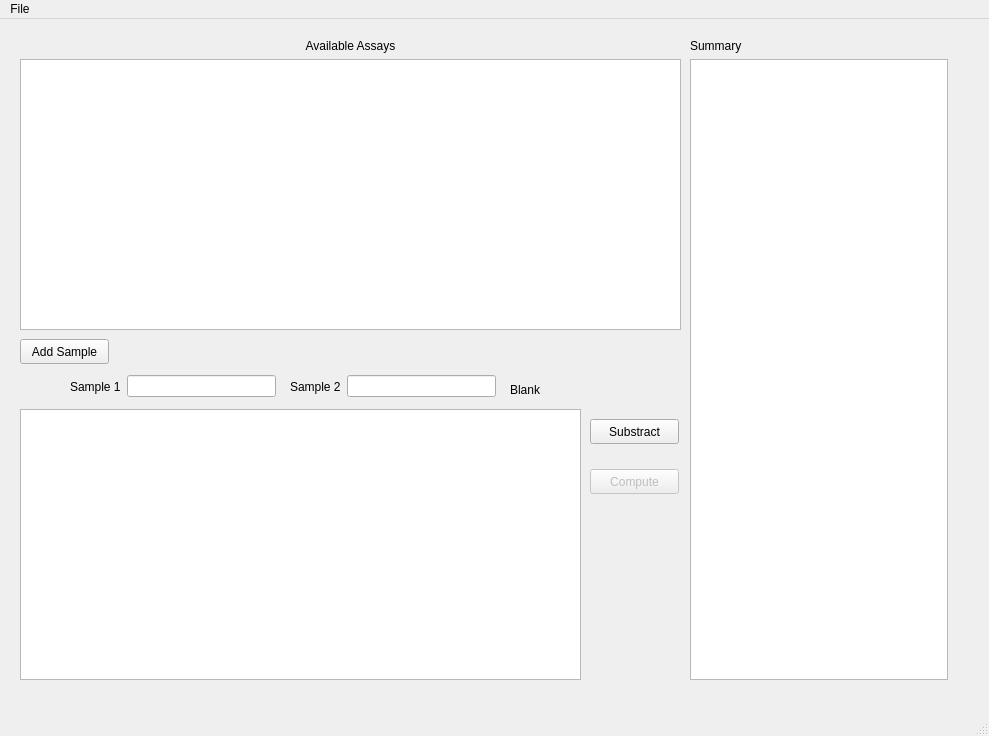
This is uiMainWindow.ui in samuelvp360/Microbiological-Assay-Calculator as Qt 5 draws it before an edit. The edited form follows.
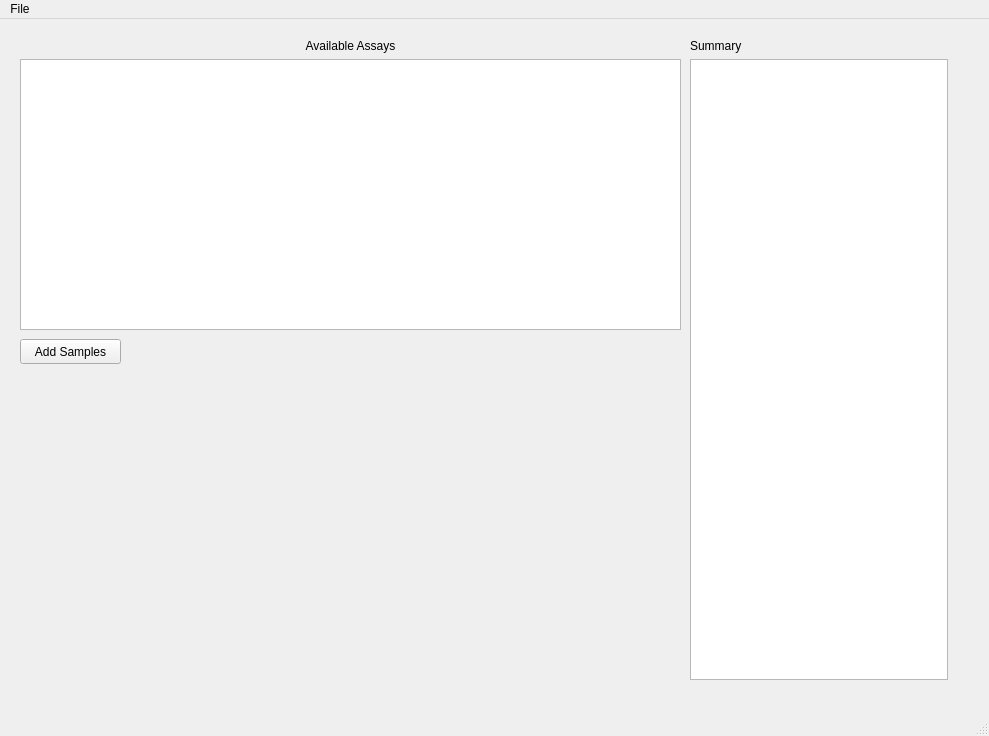
This is the edited form.

Commit message: Sample Selection Implemented

Diff of the .ui file:
```diff
--- a/uiMainWindow.ui
+++ b/uiMainWindow.ui
@@ -14,128 +14,17 @@
    <string>MainWindow</string>
   </property>
   <widget class="QWidget" name="centralwidget">
-   <widget class="QPushButton" name="uiComputeButton">
-    <property name="enabled">
-     <bool>false</bool>
-    </property>
-    <property name="geometry">
-     <rect>
-      <x>590</x>
-      <y>450</y>
-      <width>89</width>
-      <height>25</height>
-     </rect>
-    </property>
-    <property name="text">
-     <string>Compute</string>
-    </property>
-   </widget>
-   <widget class="QTableView" name="uiWellTableView">
-    <property name="geometry">
-     <rect>
-      <x>20</x>
-      <y>390</y>
-      <width>561</width>
-      <height>271</height>
-     </rect>
-    </property>
-    <property name="font">
-     <font>
-      <pointsize>14</pointsize>
-      <weight>50</weight>
-      <bold>false</bold>
-     </font>
-    </property>
-   </widget>
-   <widget class="QLabel" name="label_7">
-    <property name="geometry">
-     <rect>
-      <x>510</x>
-      <y>360</y>
-      <width>67</width>
-      <height>21</height>
-     </rect>
-    </property>
-    <property name="text">
-     <string>Blank</string>
-    </property>
-   </widget>
-   <widget class="QWidget" name="layoutWidget">
-    <property name="geometry">
-     <rect>
-      <x>290</x>
-      <y>354</y>
-      <width>206</width>
-      <height>27</height>
-     </rect>
-    </property>
-    <layout class="QHBoxLayout" name="horizontalLayout_3">
-     <item>
-      <widget class="QLabel" name="label_6">
-       <property name="text">
-        <string>Sample 2</string>
-       </property>
-      </widget>
-     </item>
-     <item>
-      <widget class="QLineEdit" name="uiComp2Line">
-       <property name="toolTip">
-        <string>&lt;html&gt;&lt;head/&gt;&lt;body&gt;&lt;p&gt;Name of the Second Compound&lt;/p&gt;&lt;/body&gt;&lt;/html&gt;</string>
-       </property>
-      </widget>
-     </item>
-    </layout>
-   </widget>
-   <widget class="QPushButton" name="uiSubstractButton">
-    <property name="geometry">
-     <rect>
-      <x>590</x>
-      <y>400</y>
-      <width>89</width>
-      <height>25</height>
-     </rect>
-    </property>
-    <property name="text">
-     <string>Substract</string>
-    </property>
-   </widget>
-   <widget class="QWidget" name="layoutWidget_2">
-    <property name="geometry">
-     <rect>
-      <x>70</x>
-      <y>354</y>
-      <width>206</width>
-      <height>27</height>
-     </rect>
-    </property>
-    <layout class="QHBoxLayout" name="horizontalLayout_2">
-     <item>
-      <widget class="QLabel" name="label_5">
-       <property name="text">
-        <string>Sample 1</string>
-       </property>
-      </widget>
-     </item>
-     <item>
-      <widget class="QLineEdit" name="uiComp1Line">
-       <property name="toolTip">
-        <string>Name of the First Compound</string>
-       </property>
-      </widget>
-     </item>
-    </layout>
-   </widget>
    <widget class="QPushButton" name="uiAddSampleButton">
     <property name="geometry">
      <rect>
       <x>20</x>
       <y>320</y>
-      <width>89</width>
+      <width>101</width>
       <height>25</height>
      </rect>
     </property>
     <property name="text">
-     <string>Add Sample</string>
+     <string>Add Samples</string>
     </property>
    </widget>
    <widget class="QWidget" name="layoutWidget">
@@ -163,7 +52,7 @@
      </item>
     </layout>
    </widget>
-   <widget class="QWidget" name="">
+   <widget class="QWidget" name="layoutWidget">
     <property name="geometry">
      <rect>
       <x>690</x>
@@ -185,6 +74,17 @@
      </item>
     </layout>
    </widget>
+   <widget class="QWidget" name="verticalLayoutWidget">
+    <property name="geometry">
+     <rect>
+      <x>20</x>
+      <y>350</y>
+      <width>661</width>
+      <height>311</height>
+     </rect>
+    </property>
+    <layout class="QVBoxLayout" name="uiPlotLayout"/>
+   </widget>
   </widget>
   <widget class="QMenuBar" name="menubar">
    <property name="geometry">
```
The commit also changes 4 other files.
